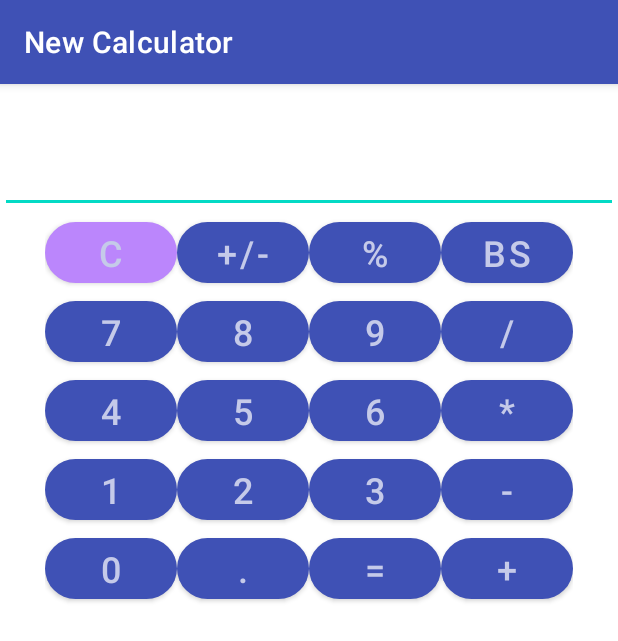
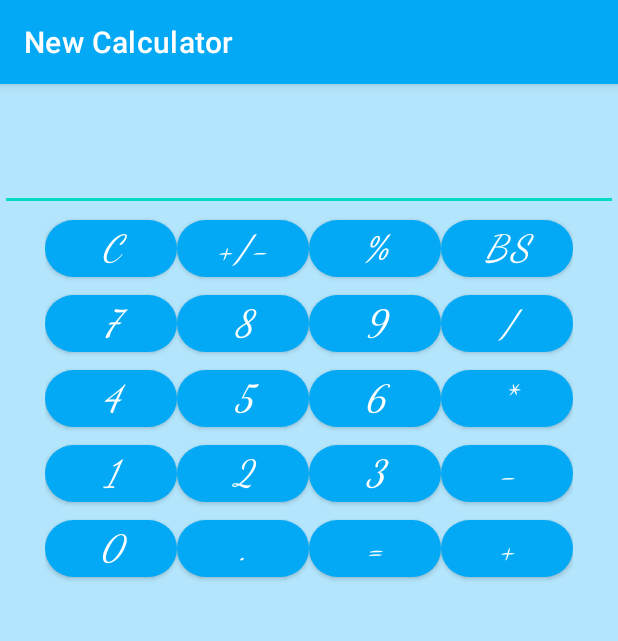
Before and after one commit to SabinaSolveig/NewCalculator, an Android app: the screen it shows after launch (MainActivity), on a phone screen of 412 x 824 dp. Shown: the top 641 px of the screen. Run offline under Robolectric (Android 15) with nearby library versions, the phone set to English and light mode, and no system bars.

Commit message:
added styles (lightblue and bluegrey)

```diff
--- a/app/src/main/AndroidManifest.xml
+++ b/app/src/main/AndroidManifest.xml
@@ -8,7 +8,7 @@
         android:label="@string/app_name"
         android:roundIcon="@mipmap/ic_launcher_round"
         android:supportsRtl="true"
-        android:theme="@style/Theme.NewCalculator">
+        android:theme="@style/LightBlueStyle">
         <activity android:name=".MainActivity">
             <intent-filter>
                 <action android:name="android.intent.action.MAIN" />
--- a/app/src/main/java/com/example/newcalculator/MainActivity.java
+++ b/app/src/main/java/com/example/newcalculator/MainActivity.java
@@ -1,10 +1,14 @@
 package com.example.newcalculator;
 
 import androidx.appcompat.app.AppCompatActivity;
+import androidx.appcompat.widget.SwitchCompat;
 
 import android.content.Intent;
+import android.content.SharedPreferences;
 import android.os.Bundle;
 import android.view.View;
+import android.widget.CompoundButton;
+import android.widget.Switch;
 import android.widget.TextView;
 
 public class MainActivity extends AppCompatActivity {
@@ -49,11 +53,11 @@ public class MainActivity extends AppCompatActivity {
 
         calculator = new CalculatorActions();
 
-        View.OnClickListener numberButtonClickListener = view -> {
+        /*View.OnClickListener numberButtonClickListener = view -> {
             calculator.onNumPressed(view.getId());
             operation.setText(calculator.getOperation());
             text.setText(calculator.getText());
-        };
+        };*/
 
         View.OnClickListener actionButtonClickListener = view -> {
             calculator.onActionPressed(view.getId());
@@ -63,7 +67,13 @@ public class MainActivity extends AppCompatActivity {
         };
 
         for (int i = 0; i < numberIds.length; i++) {
-            findViewById(numberIds[i]).setOnClickListener(numberButtonClickListener);
+            //findViewById(numberIds[i]).setOnClickListener(numberButtonClickListener);
+            int index = i;
+            findViewById(numberIds[i]).setOnClickListener( view -> {
+                calculator.onNumPressed(index);
+                operation.setText(calculator.getOperation());
+                text.setText(calculator.getText());
+            });
         }
 
         for (int i = 0; i < actionsIds.length; i++) {
--- a/app/src/main/res/layout/activity_main.xml
+++ b/app/src/main/res/layout/activity_main.xml
@@ -24,7 +24,6 @@
         android:layout_height="wrap_content"
         android:autofillHints=""
         android:inputType="phone"
-        android:textSize="@dimen/textSize"
         app:layout_constraintLeft_toLeftOf="parent"
         app:layout_constraintRight_toRightOf="parent"
         app:layout_constraintTop_toBottomOf="@+id/operation" />
@@ -44,8 +43,6 @@
             android:layout_width="wrap_content"
             android:layout_height="wrap_content"
             android:text="@string/_Clear"
-            android:textSize="@dimen/textSize"
-            app:backgroundTint="@color/purple_200"
             app:cornerRadius="@dimen/buttonRadius" />
 
         <com.google.android.material.button.MaterialButton
@@ -53,7 +50,6 @@
             android:layout_width="wrap_content"
             android:layout_height="wrap_content"
             android:text="@string/_ToggleSign"
-            android:textSize="@dimen/textSize"
             app:cornerRadius="@dimen/buttonRadius" />
 
         <com.google.android.material.button.MaterialButton
@@ -61,7 +57,6 @@
             android:layout_width="wrap_content"
             android:layout_height="wrap_content"
             android:text="@string/_Percent"
-            android:textSize="@dimen/textSize"
             app:cornerRadius="@dimen/buttonRadius" />
 
         <com.google.android.material.button.MaterialButton
@@ -69,7 +64,6 @@
             android:layout_width="wrap_content"
             android:layout_height="wrap_content"
             android:text="@string/_BackSpace"
-            android:textSize="@dimen/textSize"
             app:cornerRadius="@dimen/buttonRadius" />
 
         <com.google.android.material.button.MaterialButton
@@ -77,7 +71,6 @@
             android:layout_width="wrap_content"
             android:layout_height="wrap_content"
             android:text="@string/_7"
-            android:textSize="@dimen/textSize"
             app:cornerRadius="@dimen/buttonRadius" />
 
         <com.google.android.material.button.MaterialButton
@@ -85,7 +78,6 @@
             android:layout_width="wrap_content"
             android:layout_height="wrap_content"
             android:text="@string/_8"
-            android:textSize="@dimen/textSize"
             app:cornerRadius="@dimen/buttonRadius" />
 
         <com.google.android.material.button.MaterialButton
@@ -93,7 +85,6 @@
             android:layout_width="wrap_content"
             android:layout_height="wrap_content"
             android:text="@string/_9"
-            android:textSize="@dimen/textSize"
             app:cornerRadius="@dimen/buttonRadius" />
 
         <com.google.android.material.button.MaterialButton
@@ -101,7 +92,6 @@
             android:layout_width="wrap_content"
             android:layout_height="wrap_content"
             android:text="@string/_Div"
-            android:textSize="@dimen/textSize"
             app:cornerRadius="@dimen/buttonRadius" />
 
         <com.google.android.material.button.MaterialButton
@@ -109,7 +99,6 @@
             android:layout_width="wrap_content"
             android:layout_height="wrap_content"
             android:text="@string/_4"
-            android:textSize="@dimen/textSize"
             app:cornerRadius="@dimen/buttonRadius" />
 
         <com.google.android.material.button.MaterialButton
@@ -117,7 +106,6 @@
             android:layout_width="wrap_content"
             android:layout_height="wrap_content"
             android:text="@string/_5"
-            android:textSize="@dimen/textSize"
             app:cornerRadius="@dimen/buttonRadius" />
 
         <com.google.android.material.button.MaterialButton
@@ -125,7 +113,6 @@
             android:layout_width="wrap_content"
             android:layout_height="wrap_content"
             android:text="@string/_6"
-            android:textSize="@dimen/textSize"
             app:cornerRadius="@dimen/buttonRadius" />
 
         <com.google.android.material.button.MaterialButton
@@ -133,7 +120,6 @@
             android:layout_width="wrap_content"
             android:layout_height="wrap_content"
             android:text="@string/_Mul"
-            android:textSize="@dimen/textSize"
             app:cornerRadius="@dimen/buttonRadius" />
 
         <com.google.android.material.button.MaterialButton
@@ -141,7 +127,6 @@
             android:layout_width="wrap_content"
             android:layout_height="wrap_content"
             android:text="@string/_1"
-            android:textSize="@dimen/textSize"
             app:cornerRadius="@dimen/buttonRadius" />
 
         <com.google.android.material.button.MaterialButton
@@ -149,7 +134,6 @@
             android:layout_width="wrap_content"
             android:layout_height="wrap_content"
             android:text="@string/_2"
-            android:textSize="@dimen/textSize"
             app:cornerRadius="@dimen/buttonRadius" />
 
         <com.google.android.material.button.MaterialButton
@@ -157,7 +141,6 @@
             android:layout_width="wrap_content"
             android:layout_height="wrap_content"
             android:text="@string/_3"
-            android:textSize="@dimen/textSize"
             app:cornerRadius="@dimen/buttonRadius" />
 
         <com.google.android.material.button.MaterialButton
@@ -165,7 +148,6 @@
             android:layout_width="wrap_content"
             android:layout_height="wrap_content"
             android:text="@string/_Sub"
-            android:textSize="@dimen/textSize"
             app:cornerRadius="@dimen/buttonRadius" />
 
         <com.google.android.material.button.MaterialButton
@@ -173,7 +155,6 @@
             android:layout_width="wrap_content"
             android:layout_height="wrap_content"
             android:text="@string/_0"
-            android:textSize="@dimen/textSize"
             app:cornerRadius="@dimen/buttonRadius" />
 
         <com.google.android.material.button.MaterialButton
@@ -181,7 +162,6 @@
             android:layout_width="wrap_content"
             android:layout_height="wrap_content"
             android:text="@string/_Dot"
-            android:textSize="@dimen/textSize"
             app:cornerRadius="@dimen/buttonRadius" />
 
         <com.google.android.material.button.MaterialButton
@@ -189,7 +169,6 @@
             android:layout_width="wrap_content"
             android:layout_height="wrap_content"
             android:text="@string/_Equal"
-            android:textSize="@dimen/textSize"
             app:cornerRadius="@dimen/buttonRadius" />
 
         <com.google.android.material.button.MaterialButton
@@ -197,7 +176,6 @@
             android:layout_width="wrap_content"
             android:layout_height="wrap_content"
             android:text="@string/_Add"
-            android:textSize="@dimen/textSize"
             app:cornerRadius="@dimen/buttonRadius" />
     </GridLayout>
 </androidx.constraintlayout.widget.ConstraintLayout>
--- a/app/src/main/res/values/dimens.xml
+++ b/app/src/main/res/values/dimens.xml
@@ -1,5 +1,6 @@
 <?xml version="1.0" encoding="utf-8"?>
 <resources>
-    <dimen name="textSize">24sp</dimen>
+    <dimen name="textSize">28sp</dimen>
+    <dimen name="calcButtonSize">24sp</dimen>
     <dimen name="buttonRadius">30pt</dimen>
 </resources>
--- a/app/src/main/res/values/themes.xml
+++ b/app/src/main/res/values/themes.xml
@@ -13,4 +13,24 @@
         <item name="android:statusBarColor" tools:targetApi="l">?attr/colorPrimaryVariant</item>
         <!-- Customize your theme here. -->
     </style>
+
+    <style name="BlueGreyStyle" parent="Theme.MaterialComponents.DayNight.DarkActionBar">
+        <item name="android:textSize">@dimen/calcButtonSize</item>
+        <item name="colorPrimary">@color/blue_grey_800</item>
+        <item name="android:windowBackground">@color/blue_grey_300</item>
+        <item name="colorPrimaryDark">@color/blue_grey_500</item>
+        <item name="android:textColor">@color/blue_grey_100</item>
+        <item name="android:fontFamily">cursive</item>
+        <item name="android:textStyle">bold</item>
+    </style>
+
+    <style name="LightBlueStyle" parent="Theme.MaterialComponents.Light.DarkActionBar">
+        <item name="android:textSize">@dimen/calcButtonSize</item>
+        <item name="colorPrimary">@color/light_blue_500</item>
+        <item name="android:windowBackground">@color/light_blue_100</item>
+        <item name="colorPrimaryDark">@color/light_blue_200</item>
+        <item name="android:textColor">@color/light_blue_900</item>
+        <item name="android:fontFamily">cursive</item>
+        <item name="android:textStyle">italic</item>
+    </style>
 </resources>
```
Also changed, not shown: app/src/main/java/com/example/newcalculator/CalculatorActions.java (+53 -4 lines), app/src/main/res/values/colors.xml (+18 -3 lines).
